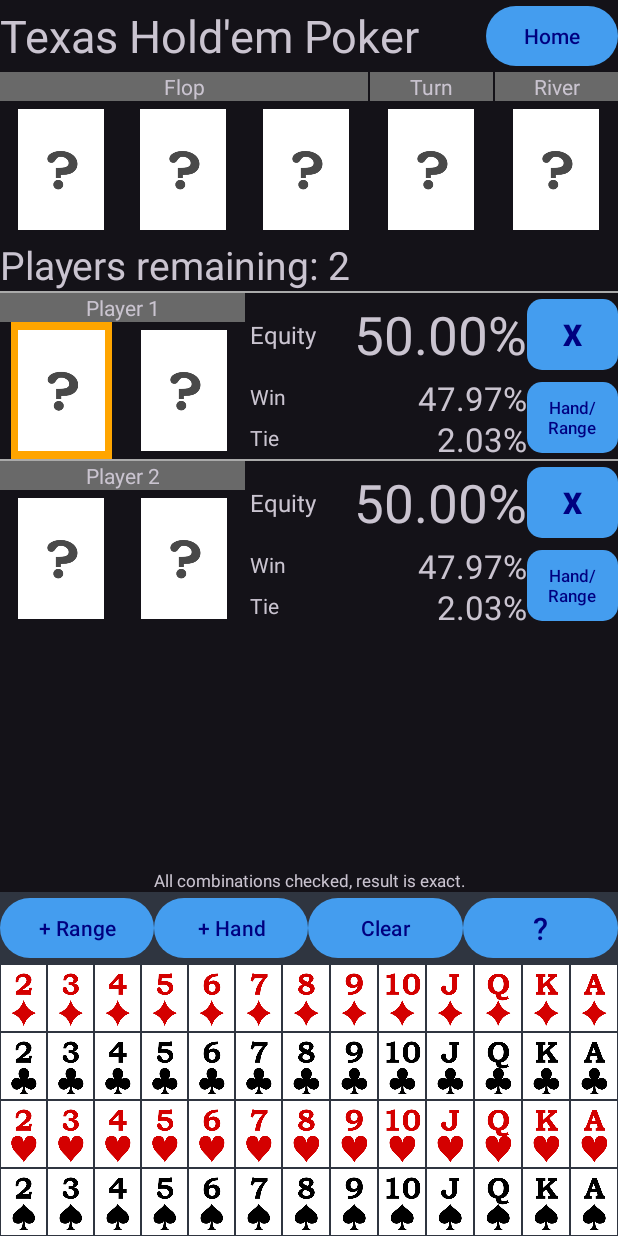
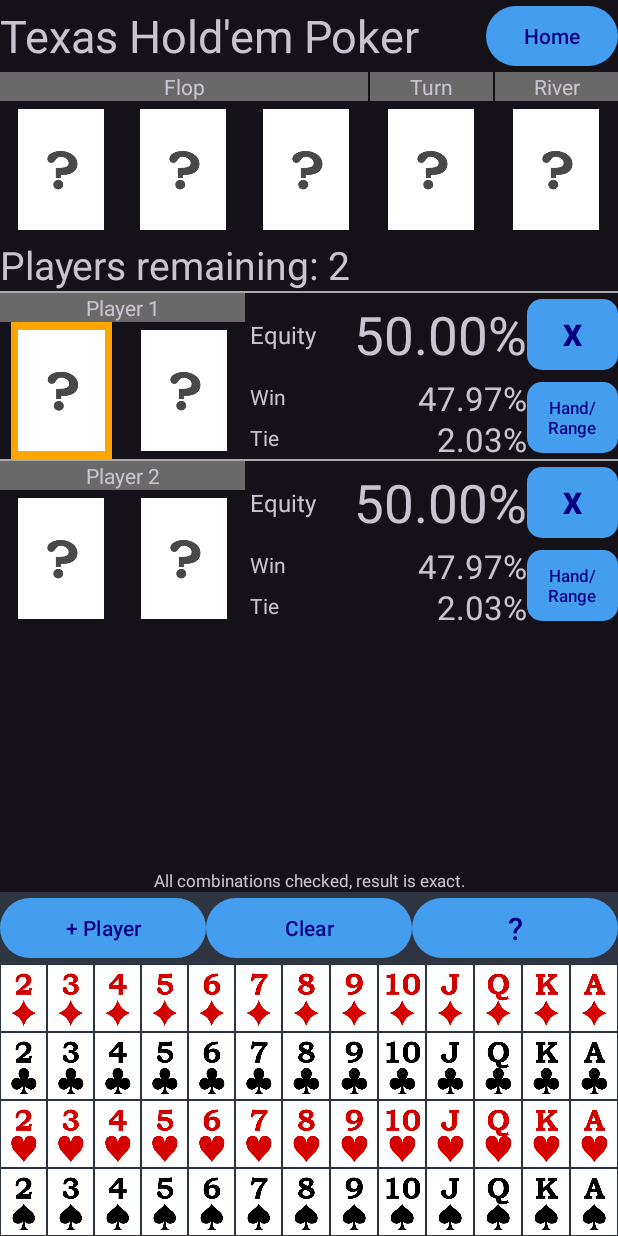
Before and after one commit to cjc93/CJPokerOddsCalculator, an Android app: the fragment TexasHoldemFragment shown on its own in the app's theme, on a phone screen of 412 x 824 dp. Run offline under Robolectric (Android 15) with nearby library versions, the phone set to English and light mode, and no system bars.

Commit message:
Remove "+ Range" button from equity calculator

```diff
--- a/app/src/main/res/layout/equity_calculator.xml
+++ b/app/src/main/res/layout/equity_calculator.xml
@@ -231,17 +231,6 @@
         android:background="#2F3540" >
 
         <Button
-            android:id="@+id/addrange"
-            android:text="@string/range"
-            android:gravity="center_vertical|center_horizontal"
-            android:layout_width="0dp"
-            android:layout_height="match_parent"
-            android:maxLines="1"
-            app:autoSizeTextType="uniform"
-            app:autoSizeMaxTextSize="14sp"
-            android:layout_weight="1" />
-
-        <Button
             android:id="@+id/addplayer"
             android:text="@string/add_player"
             android:gravity="center_vertical|center_horizontal"
--- a/app/src/main/res/layout/player_row.xml
+++ b/app/src/main/res/layout/player_row.xml
@@ -101,7 +101,8 @@
             android:layout_width="0dp"
             android:layout_height="match_parent"
             android:layout_marginStart="3dp"
-            android:layout_weight="3" >
+            android:layout_weight="3"
+            android:baselineAligned="false">
 
             <LinearLayout
                 android:orientation="vertical"
--- a/app/src/main/res/values/strings.xml
+++ b/app/src/main/res/values/strings.xml
@@ -15,7 +15,7 @@
 
     <string name="player">Player %d</string>
 
-    <string name="add_player">+ Hand</string>
+    <string name="add_player">+ Player</string>
     <string name="clear">Clear</string>
     <string name="unknown_card">\?</string>
     <string name="card1">Card1</string>
@@ -24,7 +24,6 @@
     <string name="checking_combinations">Checking combinations…</string>
     <string name="finished_checking_random_subset">Finished checking random subset.</string>
     <string name="checking_random_subset">Checking random subset…</string>
-    <string name="range">+ Range</string>
     <string name="done">Done</string>
     <string name="matrix_str">%s%s%s</string>
     <string name="_0_0">0.0%</string>
```
Also changed, not shown: app/src/main/java/com/leslie/cjpokeroddscalculator/TexasHoldemFragment.java (+0 -18 lines).
